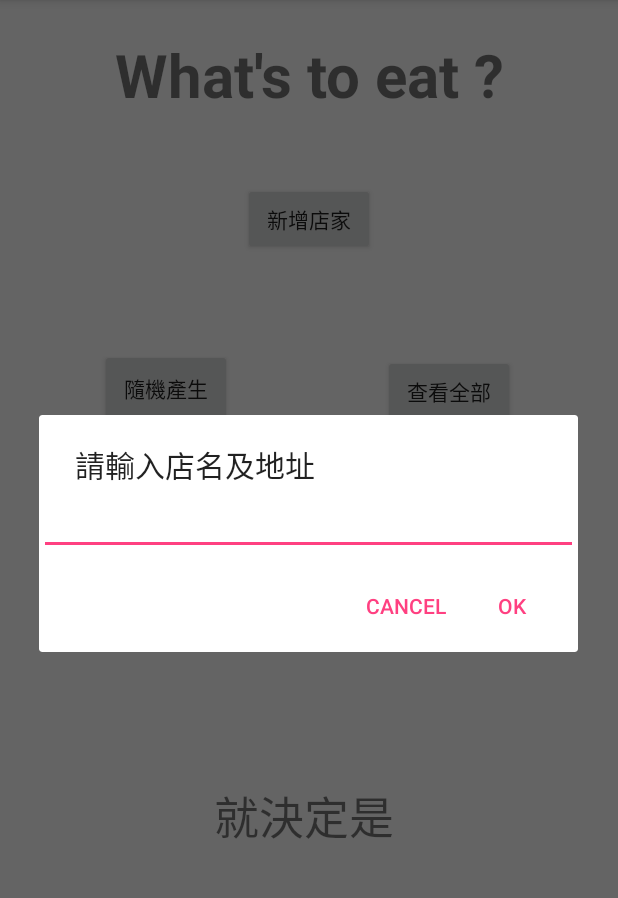
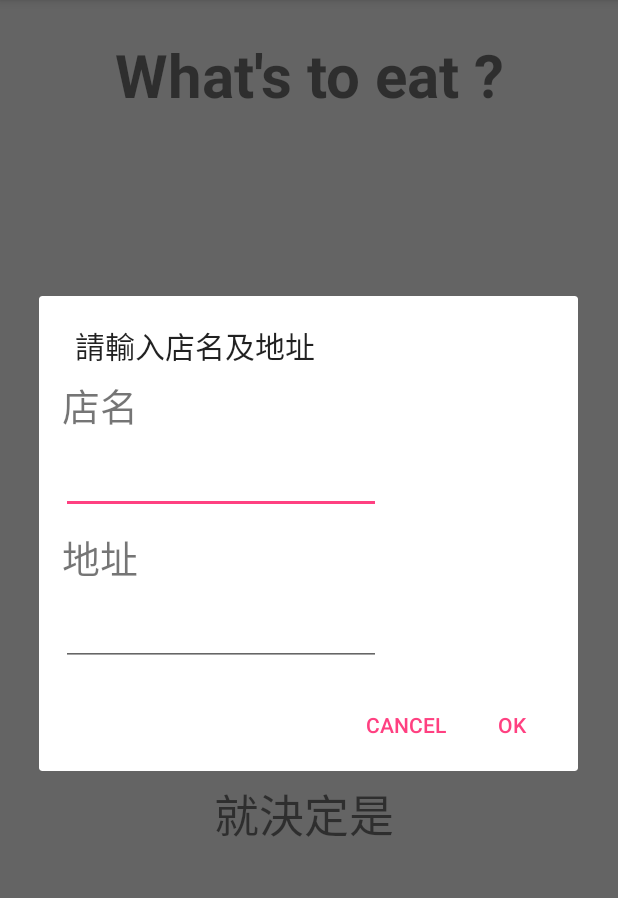
Before and after one commit to willy010074/Justeat, an Android app: the screen it shows after launch (MainActivity), after a tap on "新增店家", on a phone screen of 412 x 824 dp, the part 84-982 px from its top. Run offline under Robolectric (Android 15) with nearby library versions, the phone set to English and light mode, and no system bars; our stand-ins replace Firebase (no records; nobody signed in at launch, a user with empty details on screens opened directly).

Commit message:
隨機產生 : done 新增店家 : done 查看全部 : done

```diff
--- a/app/build.gradle
+++ b/app/build.gradle
@@ -34,4 +34,6 @@ dependencies {
 
 
 
+
+
 apply plugin: 'com.google.gms.google-services'
--- a/app/src/main/java/com/example/chungyu/justeat/MainActivity.java
+++ b/app/src/main/java/com/example/chungyu/justeat/MainActivity.java
@@ -1,15 +1,19 @@
 package com.example.chungyu.justeat;
 
+import android.app.Dialog;
 import android.content.DialogInterface;
 import android.content.Intent;
 import android.support.v7.app.AlertDialog;
 import android.support.v7.app.AppCompatActivity;
 import android.os.Bundle;
 import android.text.InputType;
+import android.view.LayoutInflater;
 import android.view.View;
 import android.widget.ArrayAdapter;
 import android.widget.EditText;
+import android.widget.LinearLayout;
 import android.widget.TextView;
+import android.widget.Toast;
 
 import com.google.firebase.database.ChildEventListener;
 import com.google.firebase.database.DataSnapshot;
@@ -27,11 +31,9 @@ public class MainActivity extends AppCompatActivity implements ChildEventListene
     Random random;
     int idx;
     int len;
-    String text_name = "";
-    String text_addr = "";
     ArrayList<String> result ;
     DatabaseReference myRef;
-
+    Toast tos;
 
     @Override
     protected void onCreate(Bundle savedInstanceState) {
@@ -44,6 +46,7 @@ public class MainActivity extends AppCompatActivity implements ChildEventListene
         FirebaseDatabase db = FirebaseDatabase.getInstance();
         myRef = db.getReference("breakfast");
         myRef.addChildEventListener(this);
+        tos = Toast.makeText(this,"",Toast.LENGTH_SHORT);
     }
 
     public void gotolist(View v)
@@ -58,36 +61,31 @@ public class MainActivity extends AppCompatActivity implements ChildEventListene
 
         idx = idx % result.size();
         txv.setText(result.get(idx));
-
-
     }
 
-    public void write(View V) {
+    public void push(View V){
+        //LayoutInflater inflater = this.getLayoutInflater();
+        final View view = View.inflate(this,R.layout.my_dialog,null);
+        final EditText text_name = (EditText) view.findViewById(R.id.name);
+        final EditText text_addr = (EditText) view.findViewById(R.id.addr);
         AlertDialog.Builder builder = new AlertDialog.Builder(this);
-        builder.setTitle("請輸入店名及地址");
-
-        final EditText input = new EditText(this);
-        input.setInputType(InputType.TYPE_CLASS_TEXT);
-        builder.setView(input);
-
-
-        builder.setPositiveButton("OK", new DialogInterface.OnClickListener() {
-            @Override
-            public void onClick(DialogInterface dialog, int which) {
-                text_name = input.getText().toString();
-                myRef.child(String.valueOf(result.size()+1)).child("name").setValue(text_name);
+        builder.setTitle("請輸入店名及地址").setView(view).setPositiveButton("Ok",new DialogInterface.OnClickListener() {
+            public void onClick(DialogInterface dialog,int id){
+                myRef.child(String.valueOf(result.size()+1)).child("name").setValue(text_name.getText().toString());
+                myRef.child(String.valueOf(result.size()+1)).child("addr").setValue(text_addr.getText().toString());
+                tos.setText("成功新增"+text_name.getText().toString()+"!!");
+                tos.show();
             }
-        });
-        builder.setNegativeButton("Cancel", new DialogInterface.OnClickListener() {
-            @Override
-            public void onClick(DialogInterface dialog, int which) {
+        }).setNegativeButton("Cancel",new DialogInterface.OnClickListener() {
+            public void onClick(DialogInterface dialog,int id){
                 dialog.cancel();
             }
         });
+        AlertDialog dialog = builder.create();
+        dialog.show();
+    }
 
-        builder.show();
 
-    }
 
     @Override
     public void onChildAdded(DataSnapshot dataSnapshot, String s) {
--- a/app/src/main/res/layout/activity_main.xml
+++ b/app/src/main/res/layout/activity_main.xml
@@ -11,16 +11,16 @@
     <Button
         android:id="@+id/btn"
         android:layout_width="wrap_content"
-        android:layout_height="52dp"
+        android:layout_height="wrap_content"
+        android:layout_marginTop="8dp"
         android:onClick="cli"
         android:text="隨機產生"
+        app:layout_constraintBottom_toBottomOf="parent"
+        app:layout_constraintHorizontal_bias="0.162"
+        app:layout_constraintLeft_toLeftOf="parent"
         app:layout_constraintRight_toRightOf="parent"
-        app:layout_constraintLeft_toLeftOf="parent"
-        app:layout_constraintBottom_toBottomOf="parent"
-        android:layout_marginTop="8dp"
         app:layout_constraintTop_toBottomOf="@+id/textView"
-        app:layout_constraintVertical_bias="0.234"
-        app:layout_constraintHorizontal_bias="0.206" />
+        app:layout_constraintVertical_bias="0.234" />
 
     <Button
         android:id="@+id/btn_list"
@@ -33,11 +33,11 @@
         android:onClick="gotolist"
         android:text="查看全部"
         app:layout_constraintBottom_toBottomOf="parent"
-        app:layout_constraintHorizontal_bias="0.603"
-        app:layout_constraintLeft_toRightOf="@+id/btn"
+        app:layout_constraintHorizontal_bias="0.0"
+        app:layout_constraintLeft_toRightOf="@+id/button3"
         app:layout_constraintRight_toRightOf="parent"
         app:layout_constraintTop_toBottomOf="@+id/textView"
-        app:layout_constraintVertical_bias="0.252" />
+        app:layout_constraintVertical_bias="0.255" />
 
     <TextView
         android:id="@+id/textView2"
@@ -91,16 +91,17 @@
         android:id="@+id/button3"
         android:layout_width="wrap_content"
         android:layout_height="wrap_content"
-        android:onClick="write"
+        android:layout_marginBottom="8dp"
+        android:layout_marginLeft="8dp"
+        android:layout_marginRight="8dp"
+        android:layout_marginTop="8dp"
+        android:onClick="push"
         android:text="新增店家"
-        android:layout_marginTop="8dp"
+        app:layout_constraintBottom_toBottomOf="parent"
+        app:layout_constraintHorizontal_bias="0.027"
+        app:layout_constraintLeft_toRightOf="@+id/btn"
+        app:layout_constraintRight_toRightOf="parent"
         app:layout_constraintTop_toBottomOf="@+id/textView"
-        android:layout_marginLeft="8dp"
-        app:layout_constraintLeft_toLeftOf="parent"
-        android:layout_marginRight="8dp"
-        app:layout_constraintRight_toRightOf="parent"
-        app:layout_constraintBottom_toBottomOf="parent"
-        android:layout_marginBottom="8dp"
-        app:layout_constraintVertical_bias="0.059" />
+        app:layout_constraintVertical_bias="0.239" />
 
 </android.support.constraint.ConstraintLayout>
--- /dev/null
+++ b/app/src/main/res/layout/my_dialog.xml
@@ -0,0 +1,73 @@
+<?xml version="1.0" encoding="utf-8"?>
+<android.support.constraint.ConstraintLayout xmlns:android="http://schemas.android.com/apk/res/android"
+    xmlns:app="http://schemas.android.com/apk/res-auto"
+    xmlns:tools="http://schemas.android.com/tools"
+    android:id="@+id/myDialog"
+    android:layout_width="match_parent"
+    android:layout_height="match_parent"
+    android:orientation="vertical"
+    tools:layout_editor_absoluteX="0dp"
+    tools:layout_editor_absoluteY="81dp">
+
+    <TextView
+        android:id="@+id/textView4"
+        android:layout_width="wrap_content"
+        android:layout_height="wrap_content"
+        android:text="店名"
+        android:textSize="25sp"
+        app:layout_constraintBottom_toBottomOf="parent"
+        app:layout_constraintHorizontal_bias="0.049"
+        app:layout_constraintLeft_toLeftOf="parent"
+        app:layout_constraintRight_toRightOf="parent"
+        app:layout_constraintTop_toTopOf="parent"
+        app:layout_constraintVertical_bias="0.032" />
+
+    <EditText
+        android:id="@+id/name"
+        android:layout_width="wrap_content"
+        android:layout_height="wrap_content"
+        android:layout_marginBottom="8dp"
+        android:layout_marginLeft="8dp"
+        android:layout_marginRight="8dp"
+        android:layout_marginTop="8dp"
+        android:ems="10"
+        android:inputType="textPersonName"
+        app:layout_constraintBottom_toBottomOf="parent"
+        app:layout_constraintHorizontal_bias="0.052"
+        app:layout_constraintLeft_toLeftOf="parent"
+        app:layout_constraintRight_toRightOf="parent"
+        app:layout_constraintTop_toBottomOf="@+id/textView4"
+        app:layout_constraintVertical_bias="0.0" />
+
+    <EditText
+        android:id="@+id/addr"
+        android:layout_width="wrap_content"
+        android:layout_height="wrap_content"
+        android:layout_marginBottom="8dp"
+        android:layout_marginLeft="8dp"
+        android:layout_marginRight="8dp"
+        android:layout_marginTop="8dp"
+        android:ems="10"
+        android:inputType="textPersonName"
+        app:layout_constraintBottom_toBottomOf="parent"
+        app:layout_constraintHorizontal_bias="0.052"
+        app:layout_constraintLeft_toLeftOf="parent"
+        app:layout_constraintRight_toRightOf="parent"
+        app:layout_constraintTop_toBottomOf="@+id/textView5"
+        app:layout_constraintVertical_bias="0.0" />
+
+    <TextView
+        android:id="@+id/textView5"
+        android:layout_width="wrap_content"
+        android:layout_height="wrap_content"
+        android:layout_marginLeft="8dp"
+        android:layout_marginTop="8dp"
+        android:text="地址"
+        android:textSize="25sp"
+        app:layout_constraintBottom_toBottomOf="parent"
+        app:layout_constraintHorizontal_bias="0.024"
+        app:layout_constraintLeft_toLeftOf="parent"
+        app:layout_constraintRight_toRightOf="parent"
+        app:layout_constraintTop_toBottomOf="@+id/name"
+        app:layout_constraintVertical_bias="0.018" />
+</android.support.constraint.ConstraintLayout>
--- a/build.gradle
+++ b/build.gradle
@@ -5,7 +5,7 @@ buildscript {
         jcenter()
     }
     dependencies {
-        classpath 'com.android.tools.build:gradle:2.3.0'
+        classpath 'com.android.tools.build:gradle:2.3.3'
 
         // NOTE: Do not place your application dependencies here; they belong
         // in the individual module build.gradle files
```
